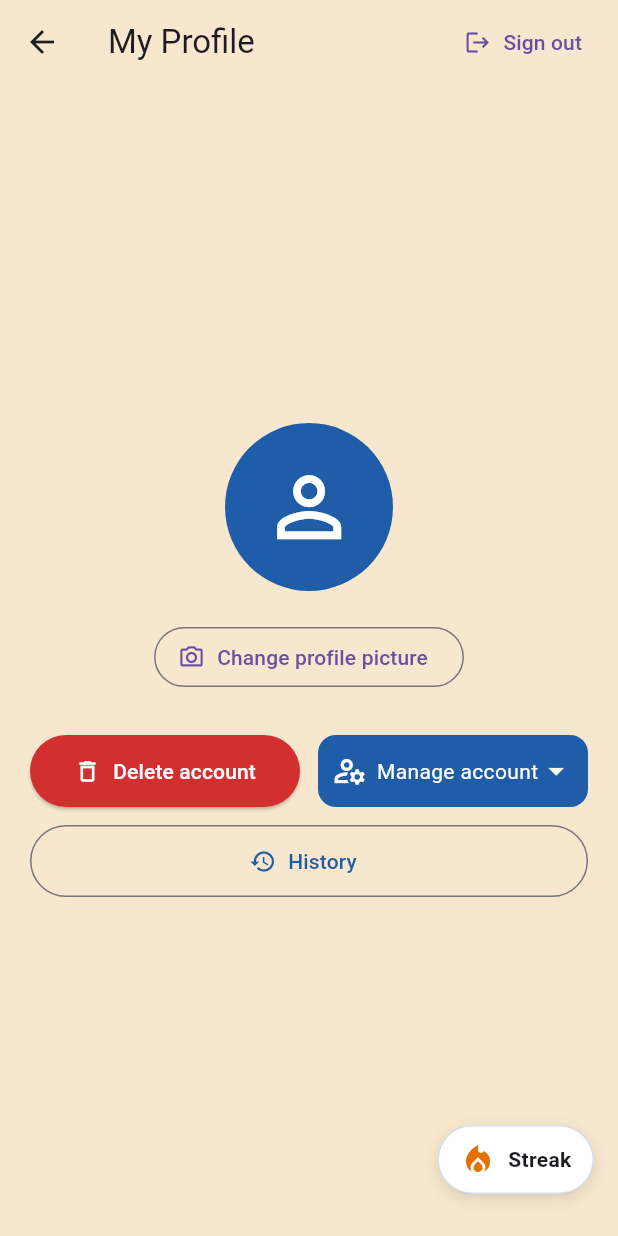
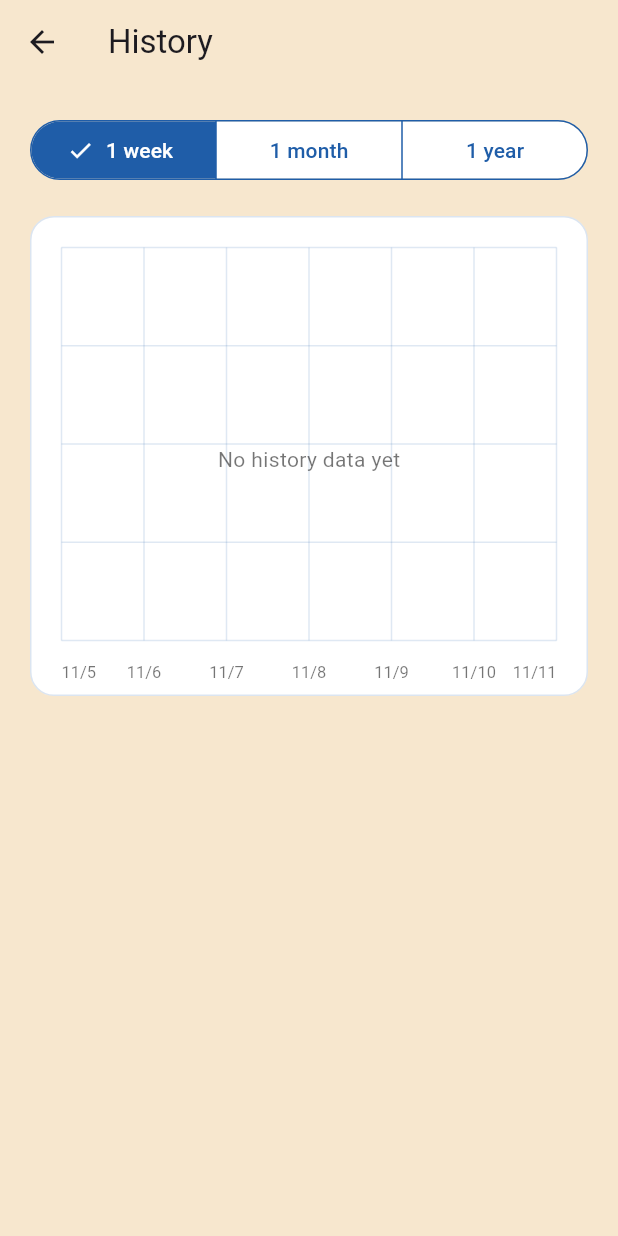
Before and after one commit to Cs3541/CarbCrunchers, a Flutter app: the ProfileScreen screen opened directly, after a tap on "History", on a phone screen of 412 x 824 dp. Run offline on Flutter 3.47's test engine with Material 3 defaults, Android fonts, the phone set to English and light mode, and no system bars; our stand-ins replace cloud_firestore, file_picker, firebase_auth, firebase_core, firebase_database; accounts and stored records are empty.

Commit message:
Added a history page and an empty graph that is to be filled in with stuff from the goals tab

```diff
--- /dev/null
+++ b/lib/views/history_screen.dart
@@ -0,0 +1,215 @@
+import 'package:flutter/material.dart';
+
+class HistoryScreen extends StatefulWidget {
+  const HistoryScreen({super.key});
+
+  @override
+  State<HistoryScreen> createState() => _HistoryScreenState();
+}
+
+enum _HistoryPeriod { week, month, year }
+
+class _HistoryScreenState extends State<HistoryScreen> {
+  static const _backgroundColor = Color.fromARGB(255, 247, 231, 206);
+  static const _primaryColor = Color(0xFF1F5DA8);
+
+  _HistoryPeriod _period = _HistoryPeriod.week;
+
+  List<DateTime> get _axisDates {
+    final today = DateTime.now();
+
+    switch (_period) {
+      case _HistoryPeriod.week:
+        return List.generate(
+          7,
+          (index) => today.subtract(Duration(days: 6 - index)),
+        );
+      case _HistoryPeriod.month:
+        return [29, 22, 15, 8, 0]
+            .map((daysAgo) => today.subtract(Duration(days: daysAgo)))
+            .toList();
+      case _HistoryPeriod.year:
+        return List.generate(
+          7,
+          (index) => DateTime(
+            today.year,
+            today.month - 11 + (11 * index / 6).round(),
+          ),
+        );
+    }
+  }
+
+  String _formatDate(DateTime date) {
+    if (_period == _HistoryPeriod.year) {
+      const monthNames = [
+        'Jan',
+        'Feb',
+        'Mar',
+        'Apr',
+        'May',
+        'Jun',
+        'Jul',
+        'Aug',
+        'Sep',
+        'Oct',
+        'Nov',
+        'Dec',
+      ];
+      return monthNames[date.month - 1];
+    }
+
+    return '${date.month}/${date.day}';
+  }
+
+  @override
+  Widget build(BuildContext context) {
+    final labels = _axisDates.map(_formatDate).toList();
+
+    return Scaffold(
+      backgroundColor: _backgroundColor,
+      appBar: AppBar(
+        title: const Text('History'),
+        backgroundColor: _backgroundColor,
+      ),
+      body: ListView(
+        padding: const EdgeInsets.all(20),
+        children: [
+          SegmentedButton<_HistoryPeriod>(
+            key: const ValueKey('history-range-selector'),
+            style: ButtonStyle(
+              backgroundColor: WidgetStateProperty.resolveWith((states) {
+                return states.contains(WidgetState.selected)
+                    ? _primaryColor
+                    : Colors.white;
+              }),
+              foregroundColor: WidgetStateProperty.resolveWith((states) {
+                return states.contains(WidgetState.selected)
+                    ? Colors.white
+                    : _primaryColor;
+              }),
+              side: WidgetStateProperty.resolveWith((states) {
+                return BorderSide(
+                  color: states.contains(WidgetState.selected)
+                      ? _primaryColor
+                      : _primaryColor.withOpacity(0.35),
+                );
+              }),
+            ),
+            segments: const [
+              ButtonSegment(
+                value: _HistoryPeriod.week,
+                label: Text('1 week'),
+              ),
+              ButtonSegment(
+                value: _HistoryPeriod.month,
+                label: Text('1 month'),
+              ),
+              ButtonSegment(
+                value: _HistoryPeriod.year,
+                label: Text('1 year'),
+              ),
+            ],
+            selected: {_period},
+            onSelectionChanged: (selection) {
+              setState(() => _period = selection.first);
+            },
+          ),
+          const SizedBox(height: 20),
+          Container(
+            height: 320,
+            padding: const EdgeInsets.fromLTRB(12, 12, 12, 8),
+            decoration: BoxDecoration(
+              color: Colors.white,
+              borderRadius: BorderRadius.circular(16),
+              border: Border.all(color: _primaryColor.withOpacity(0.16)),
+            ),
+            child: Stack(
+              children: [
+                Positioned.fill(
+                  child: CustomPaint(
+                    painter: _HistoryGridPainter(
+                      labels: labels,
+                      gridColor: _primaryColor.withOpacity(0.14),
+                      labelColor: Colors.black54,
+                    ),
+                  ),
+                ),
+                const Center(
+                  child: Text(
+                    'No history data yet',
+                    style: TextStyle(color: Colors.black54),
+                  ),
+                ),
+              ],
+            ),
+          ),
+        ],
+      ),
+    );
+  }
+}
+
+class _HistoryGridPainter extends CustomPainter {
+  const _HistoryGridPainter({
+    required this.labels,
+    required this.gridColor,
+    required this.labelColor,
+  });
+
+  final List<String> labels;
+  final Color gridColor;
+  final Color labelColor;
+
+  @override
+  void paint(Canvas canvas, Size size) {
+    const leftInset = 8.0;
+    const rightInset = 8.0;
+    const topInset = 8.0;
+    const bottomInset = 28.0;
+    final plotWidth = size.width - leftInset - rightInset;
+    final plotHeight = size.height - topInset - bottomInset;
+    final gridPaint = Paint()
+      ..color = gridColor
+      ..strokeWidth = 1;
+
+    for (var index = 0; index <= 4; index++) {
+      final y = topInset + plotHeight * index / 4;
+      canvas.drawLine(
+        Offset(leftInset, y),
+        Offset(size.width - rightInset, y),
+        gridPaint,
+      );
+    }
+
+    for (var index = 0; index < labels.length; index++) {
+      final x = leftInset + plotWidth * index / (labels.length - 1);
+      canvas.drawLine(
+        Offset(x, topInset),
+        Offset(x, topInset + plotHeight),
+        gridPaint,
+      );
+
+      final textPainter = TextPainter(
+        text: TextSpan(
+          text: labels[index],
+          style: TextStyle(color: labelColor, fontSize: 11),
+        ),
+        textDirection: TextDirection.ltr,
+      )..layout();
+      final labelX = (x - textPainter.width / 2)
+          .clamp(leftInset, size.width - rightInset - textPainter.width)
+          .toDouble();
+      textPainter.paint(
+        canvas,
+        Offset(labelX, size.height - textPainter.height),
+      );
+    }
+  }
+
+  @override
+  bool shouldRepaint(covariant _HistoryGridPainter oldDelegate) {
+    return oldDelegate.labels != labels ||
+        oldDelegate.gridColor != gridColor ||
+        oldDelegate.labelColor != labelColor;
+  }
+}
--- a/lib/views/profile_screen.dart
+++ b/lib/views/profile_screen.dart
@@ -9,6 +9,7 @@ import 'package:image/image.dart' as img;
 
 import '../Presenters/AuthPresenter.dart';
 import '../widgets/profile_avatar.dart';
+import 'history_screen.dart';
 
 enum _ManageAccountAction { username, password }
 
@@ -564,7 +565,13 @@ class _ProfileScreenState extends State<ProfileScreen> {
                         child: SizedBox(
                           width: double.infinity,
                           child: OutlinedButton.icon(
-                            onPressed: () {},
+                            onPressed: () {
+                              Navigator.of(context).push(
+                                MaterialPageRoute(
+                                  builder: (context) => const HistoryScreen(),
+                                ),
+                              );
+                            },
                             icon: const Icon(Icons.history),
                             label: const Text('History'),
                             style: OutlinedButton.styleFrom(
```
Also changed, not shown: lib/views/goals_screen.dart (+70 -15 lines), 1 other file.
